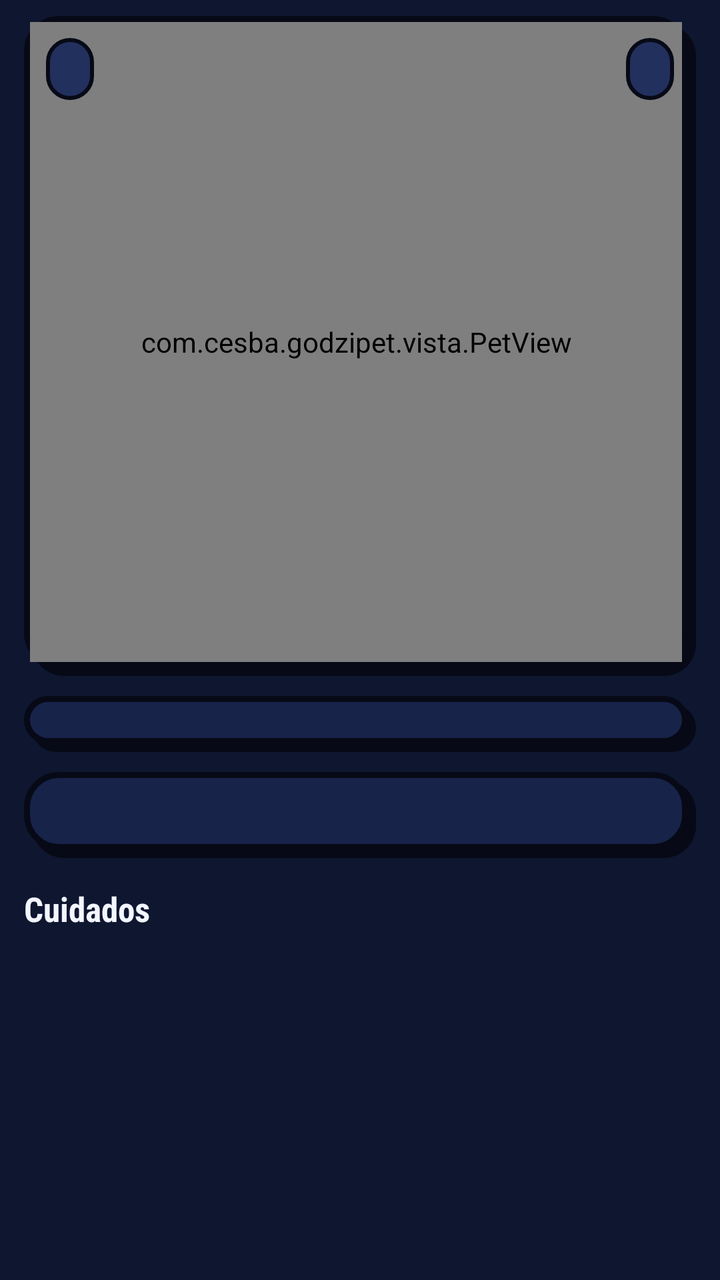
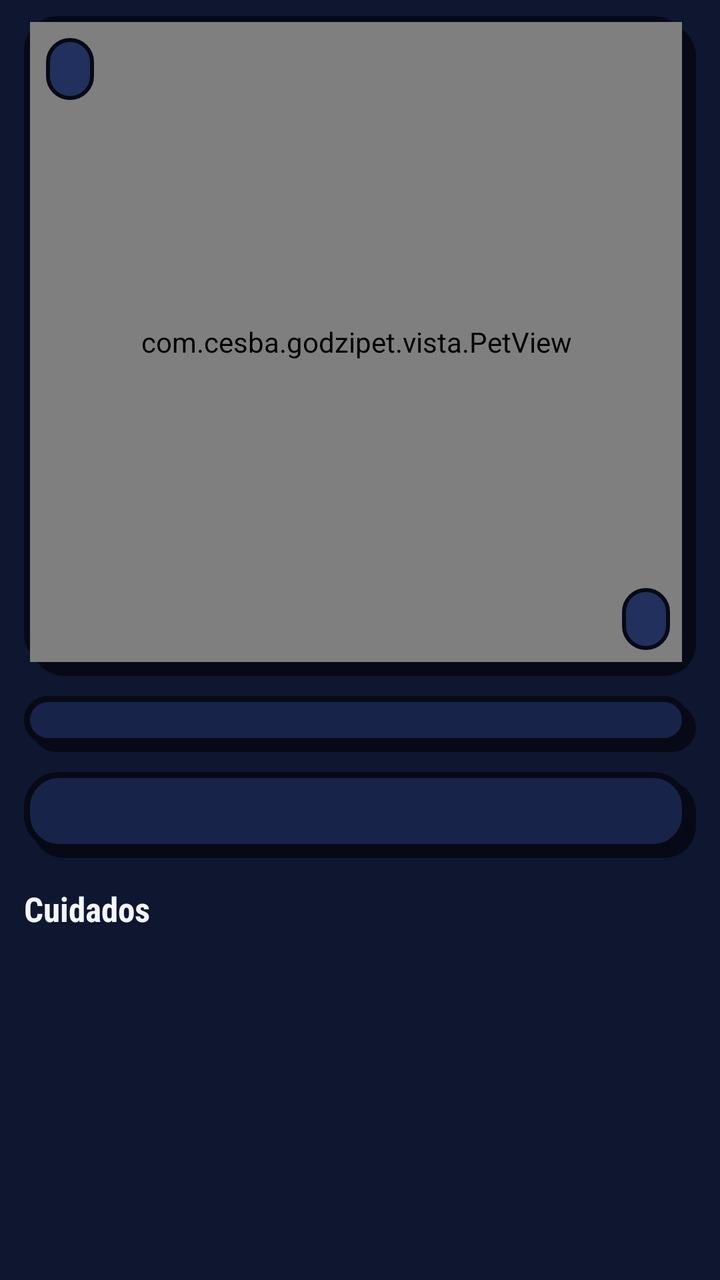

Two renders of the same Android screen: before a commit and after it. Below are the layout's source before the change and the commit's diff.
<!-- AndroidManifest.xml: application theme Theme.GodziPet -->
<!-- res/layout/fragment_hogar.xml -->
<?xml version="1.0" encoding="utf-8"?>
<ScrollView xmlns:android="http://schemas.android.com/apk/res/android"
    android:layout_width="match_parent" android:layout_height="match_parent">

    <LinearLayout android:layout_width="match_parent" android:layout_height="wrap_content"
        android:orientation="vertical" android:paddingStart="12dp" android:paddingEnd="12dp"
        android:paddingTop="8dp" android:paddingBottom="16dp">

        <FrameLayout android:layout_width="match_parent" android:layout_height="wrap_content"
            android:background="@drawable/bg_panel" android:padding="3dp">
            <com.cesba.godzipet.vista.PetView android:id="@+id/petView"
                android:layout_width="match_parent" android:layout_height="320dp"
                android:layout_marginEnd="4dp" android:layout_marginBottom="4dp" />
            <TextView android:id="@+id/tvEstado" style="@style/Chip" android:layout_width="wrap_content"
                android:layout_height="wrap_content" android:layout_margin="8dp" />
            <TextView android:id="@+id/tvLugar" style="@style/Chip" android:layout_width="wrap_content"
                android:layout_height="wrap_content" android:layout_gravity="top|end" android:layout_margin="8dp"
                android:clickable="true" android:focusable="true" android:textColor="@color/crema"
                android:contentDescription="Escenario actual. Toca para viajar" />
        </FrameLayout>

        <LinearLayout android:id="@+id/panelStats" style="@style/Panel" android:layout_width="match_parent"
            android:layout_height="wrap_content" android:layout_marginTop="10dp" android:orientation="vertical" />

        
        <TextView android:id="@+id/tvMensaje" android:layout_width="match_parent" android:layout_height="wrap_content"
            android:layout_marginTop="10dp" android:background="@drawable/bg_panel"
            android:paddingStart="14dp" android:paddingEnd="16dp" android:paddingTop="10dp" android:paddingBottom="14dp"
            android:textColor="@color/texto" android:textSize="14sp" />

        <TextView style="@style/Subtitulo" android:layout_width="wrap_content" android:layout_height="wrap_content"
            android:layout_marginTop="14dp" android:layout_marginBottom="6dp" android:text="Cuidados" />

        <GridLayout android:id="@+id/gridAcciones" android:layout_width="match_parent"
            android:layout_height="wrap_content" android:columnCount="4" android:useDefaultMargins="false" />

        <LinearLayout android:id="@+id/filaExtras" android:layout_width="match_parent"
            android:layout_height="wrap_content" android:layout_marginTop="8dp" android:orientation="horizontal" />

        <TextView android:id="@+id/btnAliento" style="@style/Boton" android:layout_width="match_parent"
            android:layout_height="wrap_content" android:layout_marginTop="10dp"
            android:text="☢  ¡ALIENTO ATÓMICO!" android:visibility="gone" />
    </LinearLayout>
</ScrollView>
<!-- resources referenced by this layout -->
<resources>
  <color name="crema">#F2E6C9</color>
  <color name="texto">#F3F6FF</color>
  <!-- drawable bg_panel (drawable) -->
  <?xml version="1.0" encoding="utf-8"?>
  <layer-list xmlns:android="http://schemas.android.com/apk/res/android">
      <item android:left="4dp" android:top="4dp">
          <shape><corners android:radius="16dp" /><solid android:color="@color/contorno" /></shape>
      </item>
      <item android:right="4dp" android:bottom="4dp">
          <shape>
              <corners android:radius="16dp" />
              <solid android:color="@color/superficie" />
              <stroke android:width="3dp" android:color="@color/contorno" />
          </shape>
      </item>
  </layer-list>
  <style name="Boton">
          <item name="android:background">@drawable/bg_boton_verde</item>
          <item name="android:gravity">center</item>
          <item name="android:minHeight">52dp</item>
          <item name="android:paddingStart">14dp</item>
          <item name="android:paddingEnd">14dp</item>
          <item name="android:paddingTop">8dp</item>
          <item name="android:paddingBottom">12dp</item>
          <item name="android:fontFamily">sans-serif-black</item>
          <item name="android:textColor">@color/texto_boton</item>
          <item name="android:textSize">16sp</item>
          <item name="android:clickable">true</item>
          <item name="android:focusable">true</item>
      </style>
  <style name="Chip">
          <item name="android:background">@drawable/bg_chip</item>
          <item name="android:paddingStart">12dp</item>
          <item name="android:paddingEnd">12dp</item>
          <item name="android:paddingTop">6dp</item>
          <item name="android:paddingBottom">6dp</item>
          <item name="android:fontFamily">sans-serif-black</item>
          <item name="android:textColor">@color/texto</item>
          <item name="android:textSize">14sp</item>
      </style>
  <style name="Panel">
          <item name="android:background">@drawable/bg_panel</item>
          <item name="android:padding">14dp</item>
      </style>
  <style name="Subtitulo">
          <item name="android:fontFamily">sans-serif-condensed</item>
          <item name="android:textStyle">bold</item>
          <item name="android:textColor">@color/texto</item>
          <item name="android:textSize">17sp</item>
      </style>
  <color name="contorno">#070A16</color>
  <color name="superficie">#18234A</color>
  <!-- drawable bg_chip (drawable) -->
  <?xml version="1.0" encoding="utf-8"?>
  <shape xmlns:android="http://schemas.android.com/apk/res/android">
      <corners android:radius="20dp" />
      <solid android:color="@color/superficie_alta" />
      <stroke android:width="2dp" android:color="@color/contorno" />
  </shape>
  <color name="atomico">#3DE0FF</color>
  <color name="heat">#FF8A1F</color>
  <color name="fondo">#0E1630</color>
  <color name="texto_sec">#A9B4D8</color>
  <style name="Dialogo" parent="Theme.Material3.Dark.Dialog.Alert">
          <item name="android:windowBackground">@drawable/bg_dialogo</item>
          <item name="colorPrimary">@color/atomico</item>
          <item name="android:textColorPrimary">@color/texto</item>
          <item name="android:textColorSecondary">@color/texto_sec</item>
          <item name="colorSurface">@color/superficie</item>
      </style>
  <color name="superficie_alta">#22305E</color>
  <!-- drawable bg_dialogo (drawable) -->
  <?xml version="1.0" encoding="utf-8"?>
  <inset xmlns:android="http://schemas.android.com/apk/res/android" android:inset="20dp">
      <shape>
          <corners android:radius="18dp" />
          <solid android:color="@color/superficie" />
          <stroke android:width="3dp" android:color="@color/atomico" />
      </shape>
  </inset>
  <!-- unchanged entries left out for length: 2 -->
</resources>

<!-- the commit's change to res/layout/fragment_hogar.xml (unified diff, before → after) -->
@@ -14,7 +14,7 @@
             <TextView android:id="@+id/tvEstado" style="@style/Chip" android:layout_width="wrap_content"
                 android:layout_height="wrap_content" android:layout_margin="8dp" />
             <TextView android:id="@+id/tvLugar" style="@style/Chip" android:layout_width="wrap_content"
-                android:layout_height="wrap_content" android:layout_gravity="top|end" android:layout_margin="8dp"
+                android:layout_height="wrap_content" android:layout_gravity="bottom|end" android:layout_margin="10dp"
                 android:clickable="true" android:focusable="true" android:textColor="@color/crema"
                 android:contentDescription="Escenario actual. Toca para viajar" />
         </FrameLayout>
